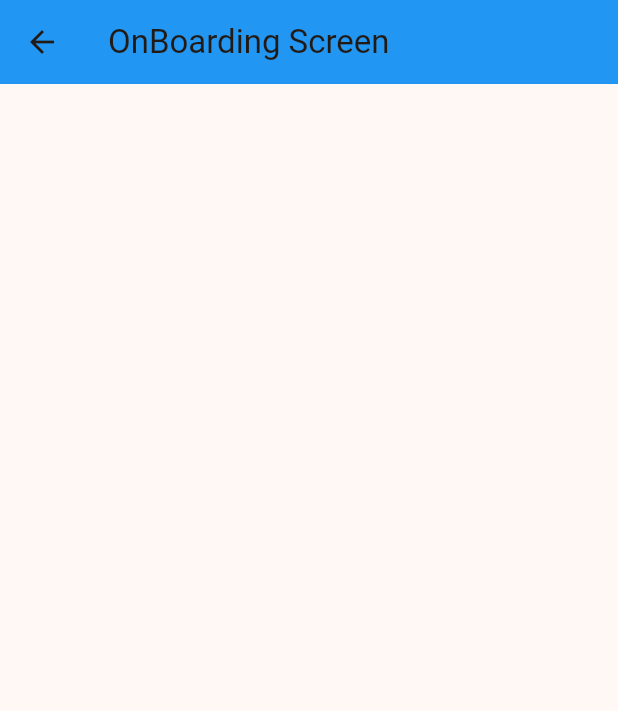
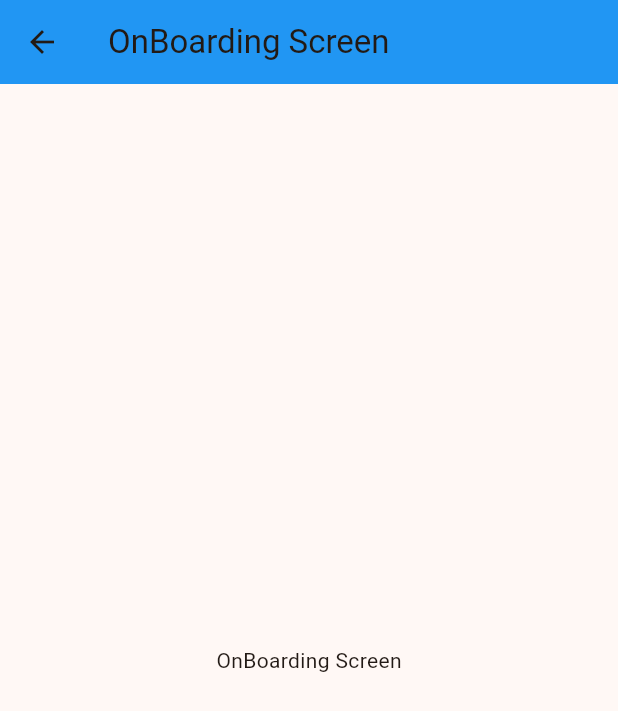
Before and after one commit to Developer-Waqas/Login-SignUp_UI, a Flutter app: the screen it shows after launch, on a phone screen of 412 x 824 dp. Shown: the top 711 px of the screen. Run offline on Flutter 3.47's test engine with Material 3 defaults, Android fonts, the phone set to English and light mode, and no system bars; our stand-ins replace get.

Commit message:
initial commit

```diff
--- a/lib/screens/onboarding_screen/onboarding_screen.dart
+++ b/lib/screens/onboarding_screen/onboarding_screen.dart
@@ -10,6 +10,9 @@ class OnboardingScreen extends StatelessWidget {
         title: Text('OnBoarding Screen'),
         backgroundColor: Colors.blue,
       ),
+      body: Center(
+        child: Text('OnBoarding Screen'),
+      ),
     );
   }
 }
```
